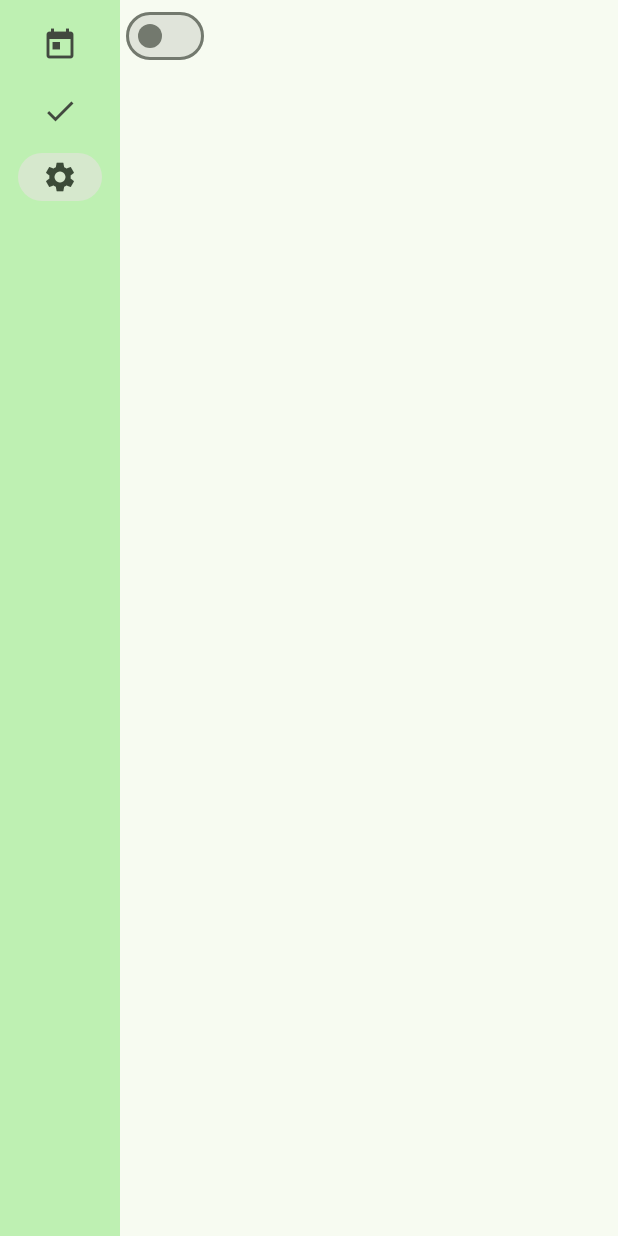
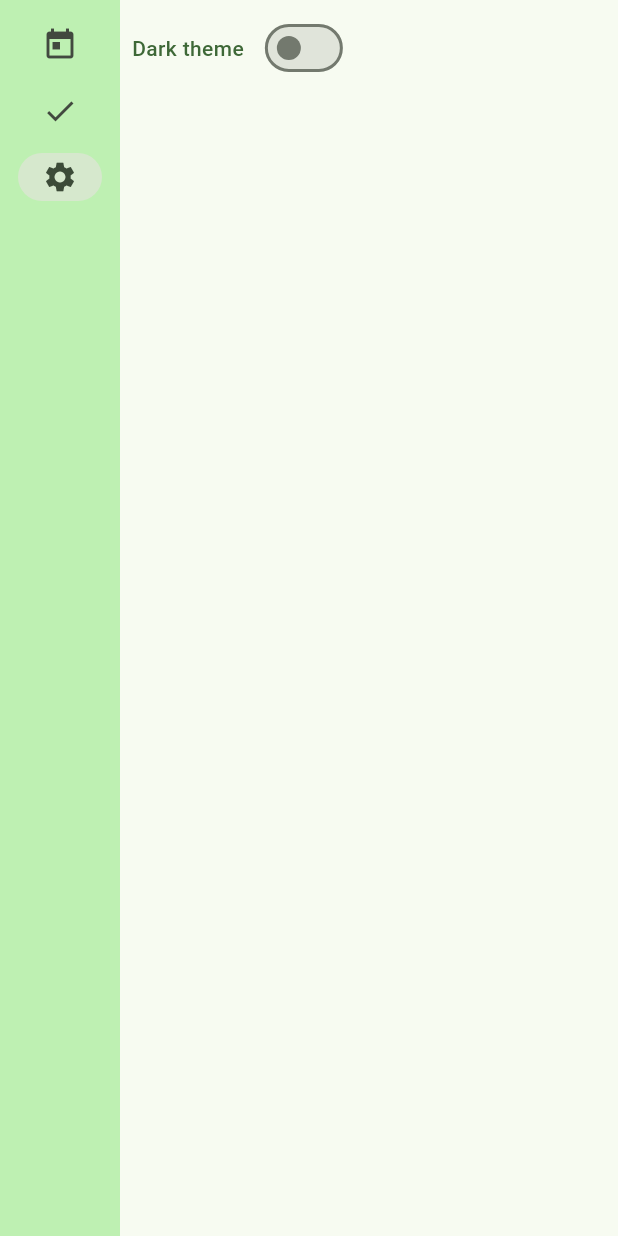
Before and after one commit to blackberry020/todo, a Flutter app: the screen it shows after launch, after a tap on "Done", after a tap on "Settings", on a phone screen of 412 x 824 dp. Run offline on Flutter 3.47's test engine with Material 2 defaults, Android fonts, the phone set to English and light mode, and no system bars.

Commit message:
text style

```diff
--- a/lib/main.dart
+++ b/lib/main.dart
@@ -18,7 +18,7 @@ class MyApp extends StatelessWidget {
             title: 'Todo app',
             theme: ThemeData(
               useMaterial3: true,
-              colorScheme: context.watch<MyAppState>().isDarkTheme ? ColorScheme.dark() : ColorScheme.fromSeed(seedColor: Color.fromARGB(255, 18, 211, 44)),
+              colorScheme: context.watch<MyAppState>().isDarkTheme ? const ColorScheme.dark() : ColorScheme.fromSeed(seedColor: const Color.fromARGB(255, 18, 211, 44))
             ),
             home: MyHomePage(),
             debugShowCheckedModeBanner: false,
@@ -124,12 +124,24 @@ class SettingsPage extends StatelessWidget {
     return Scaffold(
       body:
         SafeArea(
-          child: Switch(
-           value: appState.isDarkTheme,
-           onChanged: (val) {
-             appState.themeChanged(val);
-           },
-         ),
+          child: Padding(
+            padding: const EdgeInsets.all(8.0),
+            child: Row(
+              children: [
+                Text(
+                  'Dark theme',
+                   style: TextStyle(color: Theme.of(context).colorScheme.primary, fontWeight: FontWeight.w500),
+                ),
+                const SizedBox(width: 10),
+                Switch(
+                 value: appState.isDarkTheme,
+                 onChanged: (val) {
+                   appState.themeChanged(val);
+                 },
+                   ),
+              ],
+            ),
+          ),
         ),
     );
   }
```
